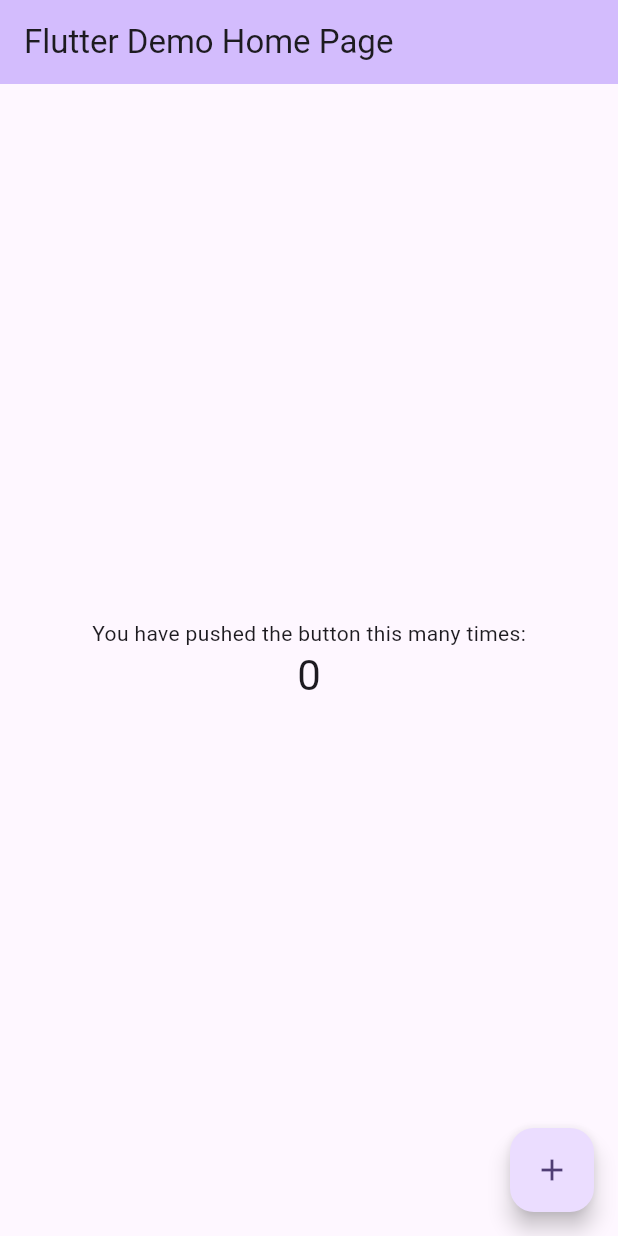
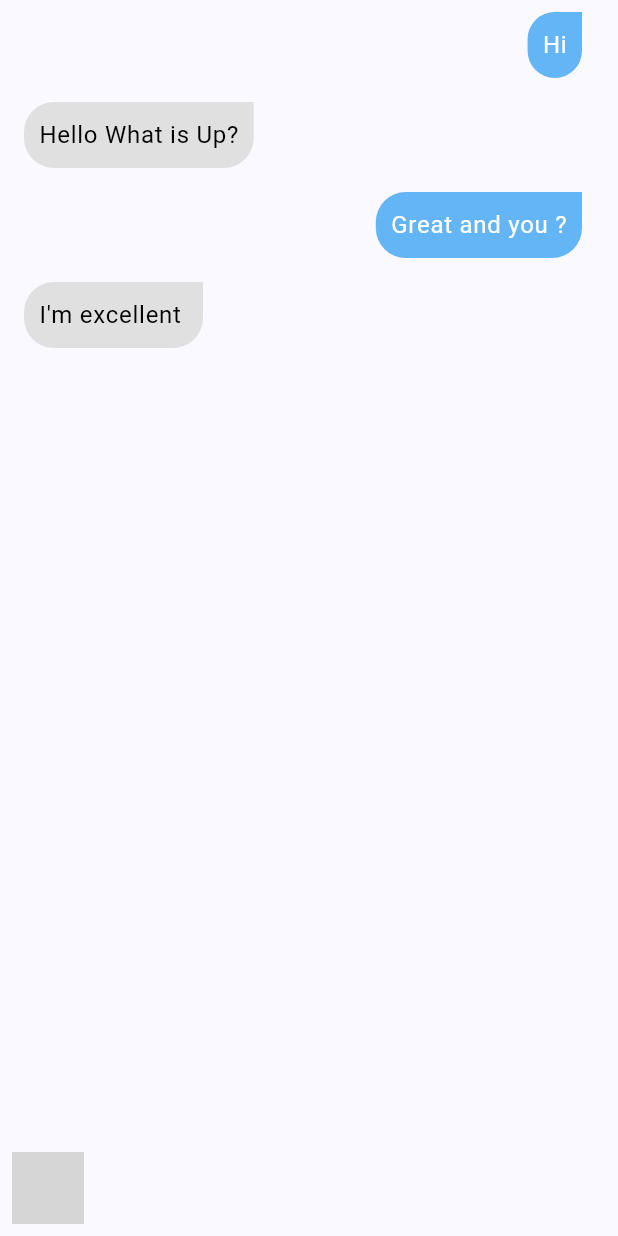
Before and after one commit to Meargteame/africhat, a Flutter app: the screen it shows after launch, on a phone screen of 412 x 824 dp. Run offline on Flutter 3.47's test engine with Material 3 defaults, Android fonts, the phone set to English and light mode, and no system bars; statements that could not run were skipped; grey boxes are pictures that could not be loaded.

Commit message:
updating the HomePage page

```diff
--- /dev/null
+++ b/africhat-mobile-app/africhat/lib/MyHomePage.dart
@@ -0,0 +1,87 @@
+import 'package:africhat/message.dart';
+import 'package:flutter/material.dart';
+
+class MyHomePage extends StatefulWidget {
+  const MyHomePage({super.key});
+
+  @override
+  State<MyHomePage> createState() => _MyHomePageState();
+}
+
+class _MyHomePageState extends State<MyHomePage> {
+  final TextEditingController _controller = TextEditingController();
+  final List<Message> _messages = [
+    Message(text: 'Hi', isUser: true),
+    Message(text: 'Hello What is Up?', isUser: false),
+    Message(text: 'Great and you ?', isUser: true),
+    Message(text: "I'm excellent ", isUser: false),
+  ];
+  // BorderRadius.all(Radius.circular(10))
+  @override
+  Widget build(BuildContext context) {
+    return Scaffold(
+      body: Column(
+        children: [
+          Expanded(
+            child: ListView.builder(
+              itemCount: _messages.length,
+              itemBuilder: (context, index) {
+                final message = _messages[index];
+                return ListTile(
+                  title: Align(
+                    alignment:
+                        message.isUser
+                            ? Alignment.centerRight
+                            : Alignment.centerLeft,
+                    child: Container(
+                      padding: EdgeInsets.all(10),
+                      decoration: BoxDecoration(
+                        color:
+                            message.isUser
+                                ? Colors.blue[300]
+                                : Colors.grey[300],
+                        borderRadius:
+                            message.isUser
+                                ? BorderRadius.only(
+                                  topLeft: Radius.circular(20),
+                                  bottomRight: Radius.circular(20),
+                                  bottomLeft: Radius.circular(20),
+                                )
+                                : BorderRadius.only(
+                                  topLeft: Radius.circular(20),
+                                  bottomRight: Radius.circular(20),
+                                  bottomLeft: Radius.circular(20),
+                                ),
+                      ),
+
+                      child: Text(
+                        message.text,
+                        style: TextStyle(
+                          color: message.isUser ? Colors.white : Colors.black,
+                        ),
+                      ),
+                    ),
+                  ),
+                );
+              },
+            ),
+          ),
+
+          // user input
+          Padding(
+            padding: const EdgeInsets.all(8.0),
+            child: Row(
+              children: [
+                Expanded(
+                  child: TextField(controller: _controller),
+                  SizedBox(width: 20),
+                  IconButton(onPressed: () {}, icon: Icon(Icons.send)),
+                ),
+              ],
+            ),
+          ),
+        ],
+      ),
+    );
+  }
+}
--- a/africhat-mobile-app/africhat/lib/main.dart
+++ b/africhat-mobile-app/africhat/lib/main.dart
@@ -1,4 +1,5 @@
 import 'package:flutter/material.dart';
+import 'MyHomePage.dart';
 
 void main() {
   runApp(const MyApp());
@@ -7,116 +8,15 @@ void main() {
 class MyApp extends StatelessWidget {
   const MyApp({super.key});
 
-  // This widget is the root of your application.
   @override
   Widget build(BuildContext context) {
     return MaterialApp(
-      title: 'Flutter Demo',
+      title: "Africhat",
       theme: ThemeData(
-        // This is the theme of your application.
-        //
-        // TRY THIS: Try running your application with "flutter run". You'll see
-        // the application has a purple toolbar. Then, without quitting the app,
-        // try changing the seedColor in the colorScheme below to Colors.green
-        // and then invoke "hot reload" (save your changes or press the "hot
-        // reload" button in a Flutter-supported IDE, or press "r" if you used
-        // the command line to start the app).
-        //
-        // Notice that the counter didn't reset back to zero; the application
-        // state is not lost during the reload. To reset the state, use hot
-        // restart instead.
-        //
-        // This works for code too, not just values: Most code changes can be
-        // tested with just a hot reload.
-        colorScheme: ColorScheme.fromSeed(seedColor: Colors.deepPurple),
+        colorScheme: ColorScheme.fromSeed(seedColor: Colors.blueAccent),
+        useMaterial3: true,
       ),
-      home: const MyHomePage(title: 'Flutter Demo Home Page'),
+      home: const MyHomePage(),
     );
   }
 }
-
-class MyHomePage extends StatefulWidget {
-  const MyHomePage({super.key, required this.title});
-
-  // This widget is the home page of your application. It is stateful, meaning
-  // that it has a State object (defined below) that contains fields that affect
-  // how it looks.
-
-  // This class is the configuration for the state. It holds the values (in this
-  // case the title) provided by the parent (in this case the App widget) and
-  // used by the build method of the State. Fields in a Widget subclass are
-  // always marked "final".
-
-  final String title;
-
-  @override
-  State<MyHomePage> createState() => _MyHomePageState();
-}
-
-class _MyHomePageState extends State<MyHomePage> {
-  int _counter = 0;
-
-  void _incrementCounter() {
-    setState(() {
-      // This call to setState tells the Flutter framework that something has
-      // changed in this State, which causes it to rerun the build method below
-      // so that the display can reflect the updated values. If we changed
-      // _counter without calling setState(), then the build method would not be
-      // called again, and so nothing would appear to happen.
-      _counter++;
-    });
-  }
-
-  @override
-  Widget build(BuildContext context) {
-    // This method is rerun every time setState is called, for instance as done
-    // by the _incrementCounter method above.
-    //
-    // The Flutter framework has been optimized to make rerunning build methods
-    // fast, so that you can just rebuild anything that needs updating rather
-    // than having to individually change instances of widgets.
-    return Scaffold(
-      appBar: AppBar(
-        // TRY THIS: Try changing the color here to a specific color (to
-        // Colors.amber, perhaps?) and trigger a hot reload to see the AppBar
-        // change color while the other colors stay the same.
-        backgroundColor: Theme.of(context).colorScheme.inversePrimary,
-        // Here we take the value from the MyHomePage object that was created by
-        // the App.build method, and use it to set our appbar title.
-        title: Text(widget.title),
-      ),
-      body: Center(
-        // Center is a layout widget. It takes a single child and positions it
-        // in the middle of the parent.
-        child: Column(
-          // Column is also a layout widget. It takes a list of children and
-          // arranges them vertically. By default, it sizes itself to fit its
-          // children horizontally, and tries to be as tall as its parent.
-          //
-          // Column has various properties to control how it sizes itself and
-          // how it positions its children. Here we use mainAxisAlignment to
-          // center the children vertically; the main axis here is the vertical
-          // axis because Columns are vertical (the cross axis would be
-          // horizontal).
-          //
-          // TRY THIS: Invoke "debug painting" (choose the "Toggle Debug Paint"
-          // action in the IDE, or press "p" in the console), to see the
-          // wireframe for each widget.
-          mainAxisAlignment: MainAxisAlignment.center,
-          children: <Widget>[
-            const Text('You have pushed the button this many times:'),
-            Text(
-              '$_counter',
-              style: Theme.of(context).textTheme.headlineMedium,
-            ),
-          ],
-        ),
-      ),
-      floatingActionButton: FloatingActionButton(
-        onPressed: _incrementCounter,
-        tooltip: 'Increment',
-        child: const Icon(Icons.add),
-      ), // This trailing comma makes auto-formatting nicer for build methods.
-    );
-  }
-}
--- /dev/null
+++ b/africhat-mobile-app/africhat/lib/message.dart
@@ -0,0 +1,6 @@
+class Message {
+  final String text;
+  final bool isUser;
+
+  Message({required this.text, required this.isUser});
+}
```
